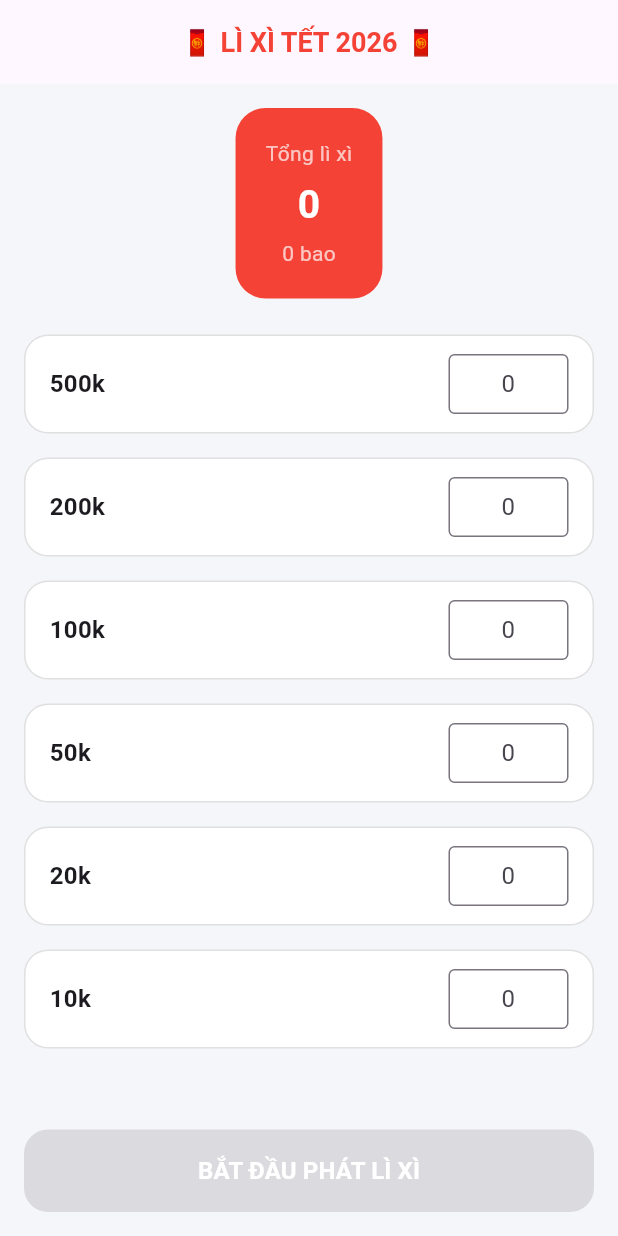
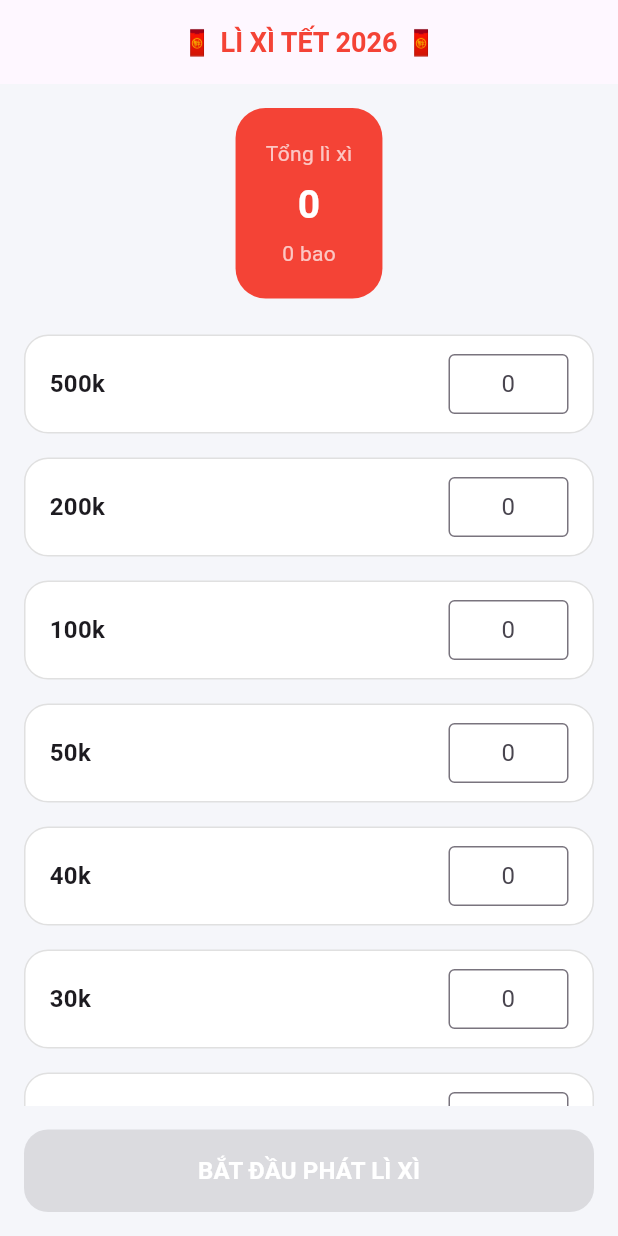
Before and after one commit to HVLoc/lixi, a Flutter app: the screen it shows after launch, on a phone screen of 412 x 824 dp. Run offline on Flutter 3.47's test engine with Material 3 defaults, Android fonts, the phone set to English and light mode, and no system bars; our stand-ins replace confetti.

Commit message:
update money

```diff
--- a/lib/screens/setup_screen.dart
+++ b/lib/screens/setup_screen.dart
@@ -14,6 +14,8 @@ class _SetupScreenState extends State<SetupScreen> {
     200000: TextEditingController(),
     100000: TextEditingController(),
     50000: TextEditingController(),
+    40000: TextEditingController(),
+    30000: TextEditingController(),
     20000: TextEditingController(),
     10000: TextEditingController(),
   };
```
